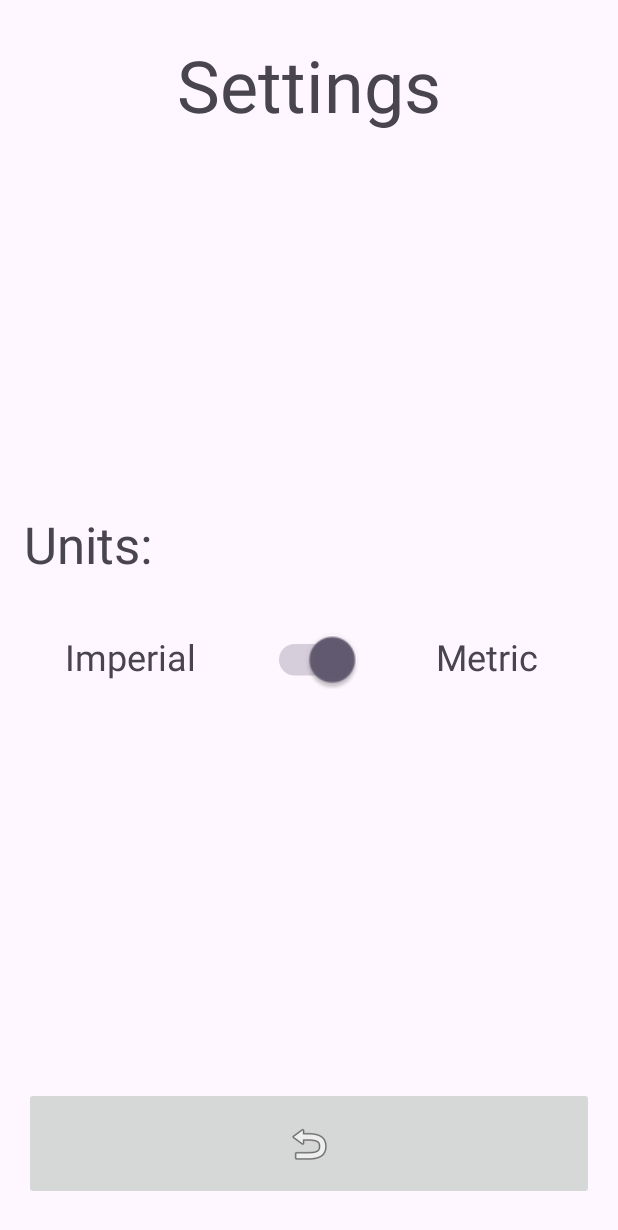
After one commit to ArtoLaitinen/tamk-android-basics, an Android app: the SettingsActivity screen opened directly, with no data from a screen before it, on a phone screen of 412 x 824 dp. The commit adds this screen. Shown: the top 1230 px of the screen. Run offline under Robolectric (Android 15) with nearby library versions, the phone set to English and light mode, and no system bars.

Commit message:
implementing settings

```diff
--- /dev/null
+++ b/projekti/app/src/main/java/com/example/weatherapp/SettingsActivity.java
@@ -0,0 +1,39 @@
+package com.example.weatherapp;
+
+import androidx.appcompat.app.AppCompatActivity;
+
+import android.content.Context;
+import android.content.Intent;
+import android.content.SharedPreferences;
+import android.os.Bundle;
+import android.view.View;
+import android.widget.Switch;
+
+public class SettingsActivity extends AppCompatActivity {
+
+    @Override
+    protected void onCreate(Bundle savedInstanceState) {
+        super.onCreate(savedInstanceState);
+        setContentView(R.layout.activity_settings);
+
+        //Luetaan sharedprefenseistä, mikä yksikkö on valittuna ja asetetaan se switchin arvoksi
+        SharedPreferences sharedPreferences = getSharedPreferences("WeatherPrefs", Context.MODE_PRIVATE);
+        boolean isMetric = sharedPreferences.getBoolean("isMetric", true);
+        Switch unitSwitch = findViewById(R.id.unitSwitch);
+        unitSwitch.setChecked(isMetric);
+
+    }
+
+    public void openMainActivity(View view) {
+        //tallennetaan valittu yksikkö sharedprefenseihin
+        SharedPreferences sharedPreferences = getSharedPreferences("WeatherPrefs", Context.MODE_PRIVATE);
+        SharedPreferences.Editor editor = sharedPreferences.edit();
+        Switch unitSwitch = findViewById(R.id.unitSwitch);
+        editor.putBoolean("isMetric", unitSwitch.isChecked());
+        editor.apply();
+
+        //avataan päänäkymä
+        Intent mainActivityIntent = new Intent(this, MainActivity.class);
+        startActivity(mainActivityIntent);
+    }
+}
--- /dev/null
+++ b/projekti/app/src/main/res/layout/activity_settings.xml
@@ -0,0 +1,86 @@
+<?xml version="1.0" encoding="utf-8"?>
+<androidx.constraintlayout.widget.ConstraintLayout xmlns:android="http://schemas.android.com/apk/res/android"
+    xmlns:app="http://schemas.android.com/apk/res-auto"
+    xmlns:tools="http://schemas.android.com/tools"
+    android:layout_width="match_parent"
+    android:layout_height="match_parent"
+    tools:context=".SettingsActivity">
+
+    <ImageButton
+        android:id="@+id/backButton"
+        android:layout_width="0dp"
+        android:layout_height="75dp"
+        android:layout_marginStart="16dp"
+        android:layout_marginEnd="16dp"
+        android:layout_marginBottom="24dp"
+        android:onClick="openMainActivity"
+        app:layout_constraintBottom_toBottomOf="parent"
+        app:layout_constraintEnd_toEndOf="parent"
+        app:layout_constraintStart_toStartOf="parent"
+        app:srcCompat="@android:drawable/ic_menu_revert" />
+
+    <TextView
+        android:id="@+id/settingsTextView"
+        android:layout_width="0dp"
+        android:layout_height="wrap_content"
+        android:layout_marginStart="16dp"
+        android:layout_marginTop="24dp"
+        android:layout_marginEnd="16dp"
+        android:text="@string/settings"
+        android:textAlignment="center"
+        android:textSize="48sp"
+        app:layout_constraintEnd_toEndOf="parent"
+        app:layout_constraintStart_toStartOf="parent"
+        app:layout_constraintTop_toTopOf="parent" />
+
+    <TextView
+        android:id="@+id/unitTextView"
+        android:layout_width="0dp"
+        android:layout_height="wrap_content"
+        android:layout_marginStart="16dp"
+        android:layout_marginEnd="16dp"
+        android:text="@string/units"
+        android:textSize="34sp"
+        app:layout_constraintBottom_toTopOf="@+id/backButton"
+        app:layout_constraintEnd_toEndOf="parent"
+        app:layout_constraintStart_toStartOf="parent"
+        app:layout_constraintTop_toTopOf="parent" />
+
+    <Switch
+        android:id="@+id/unitSwitch"
+        android:layout_width="wrap_content"
+        android:layout_height="36dp"
+        android:layout_marginTop="36dp"
+        app:layout_constraintEnd_toEndOf="parent"
+        app:layout_constraintStart_toStartOf="parent"
+        app:layout_constraintTop_toBottomOf="@+id/unitTextView"
+        android:scaleX="1.5"
+        android:scaleY="1.5"/>
+
+    <TextView
+        android:id="@+id/imperialTextView"
+        android:layout_width="0dp"
+        android:layout_height="36dp"
+        android:layout_marginTop="36dp"
+        android:layout_marginEnd="8dp"
+        android:text="@string/imperial"
+        android:textAlignment="center"
+        android:textSize="24sp"
+        app:layout_constraintEnd_toStartOf="@+id/unitSwitch"
+        app:layout_constraintStart_toStartOf="parent"
+        app:layout_constraintTop_toBottomOf="@+id/unitTextView" />
+
+    <TextView
+        android:id="@+id/metricTextView"
+        android:layout_width="0dp"
+        android:layout_height="36dp"
+        android:layout_marginStart="8dp"
+        android:layout_marginTop="36dp"
+        android:text="@string/metric"
+        android:textAlignment="center"
+        android:textSize="24sp"
+        app:layout_constraintEnd_toEndOf="parent"
+        app:layout_constraintStart_toEndOf="@+id/unitSwitch"
+        app:layout_constraintTop_toBottomOf="@+id/unitTextView" />
+
+</androidx.constraintlayout.widget.ConstraintLayout>
--- a/projekti/app/src/main/res/values/strings.xml
+++ b/projekti/app/src/main/res/values/strings.xml
@@ -3,4 +3,10 @@
     <string name="wind">Wind</string>
     <string name="humidity">Humidity</string>
     <string name="looking_for_gps">Looking for GPS...</string>
+    <string name="location_required">Location Required</string>
+    <string name="fetch_failed">Fetching The Weather Data Failed</string>
+    <string name="settings">Settings</string>
+    <string name="units">Units:</string>
+    <string name="imperial">Imperial</string>
+    <string name="metric">Metric</string>
 </resources>
```
Also changed, not shown: projekti/app/src/main/AndroidManifest.xml (+9 -4 lines), projekti/app/src/main/java/com/example/weatherapp/MainActivity.java (+51 -16 lines), projekti/app/src/main/res/layout/activity_main.xml (+14 -1 lines), 1 other file.
